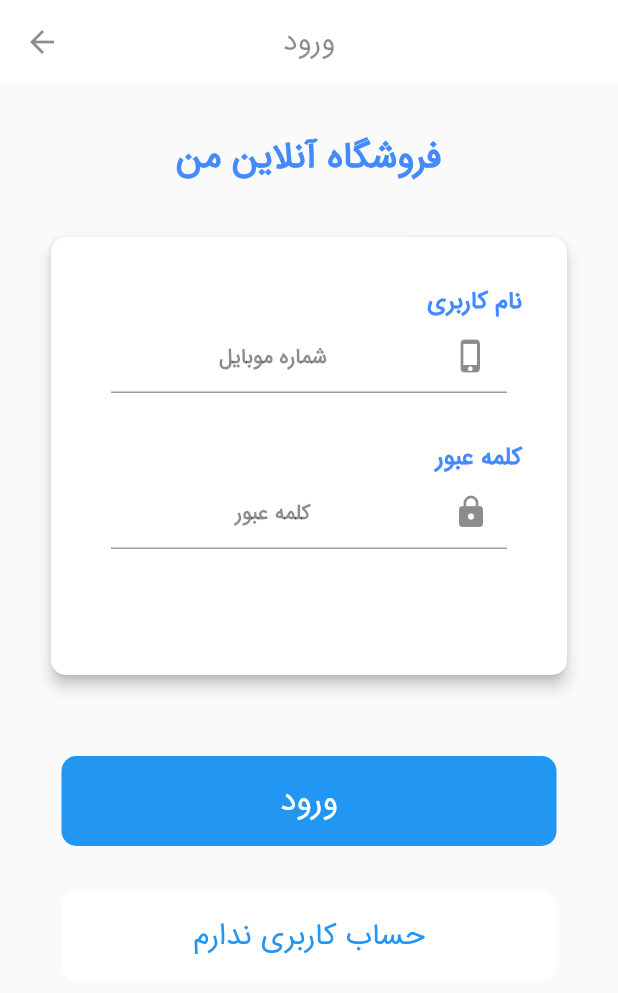
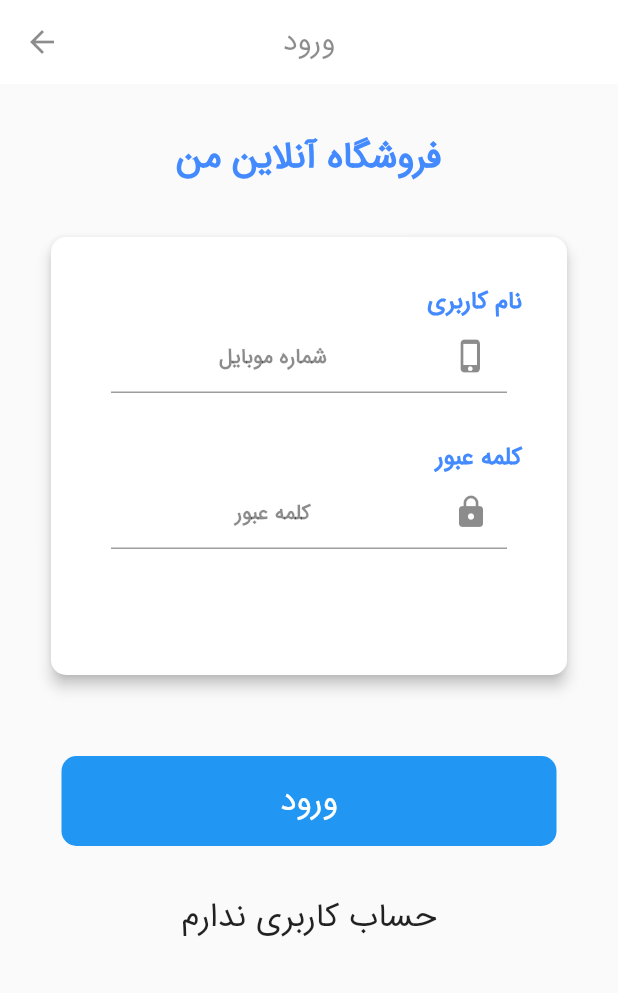
Before and after one commit to FatemeArjomandi/Online-shop-, a Flutter app: the screen it shows after launch, on a phone screen of 412 x 824 dp. Shown: the top 993 px of the screen. Run offline on Flutter 3.47's test engine with Material 2 defaults, Android fonts, the light colour scheme and no system bars; missing offline and left inert: splash_screen_view.

Commit message:
add textStyle

```diff
--- a/lib/login.dart
+++ b/lib/login.dart
@@ -146,26 +146,17 @@ class _MyLoginState extends State<MyLogin> {
                   backgroundColor: Colors.blue,
                   fixedSize: const Size(330, 60),
                   primary: Colors.white,
-                textStyle: const TextStyle( fontFamily: 'Irs',
+                  textStyle: const TextStyle(
+                    fontFamily: 'Irs',
                     fontSize: 22,
+                  ))),
+          const SizedBox(
+            height: 30,
+          ),
+          const Text(
+            'حساب کاربری ندارم',
+            style: TextStyle(fontSize: 22, fontFamily: 'Irs'),
           )
-              )
-            ),
-          const SizedBox(height: 30,),
-          TextButton(
-            onPressed: (){},
-            child: const Text('حساب کاربری ندارم'),
-            style: TextButton.styleFrom(
-              shape: RoundedRectangleBorder(
-                borderRadius: BorderRadius.circular(10)),
-              backgroundColor: Colors.white,
-              fixedSize: const Size(330, 60),
-              primary: Colors.blue,
-              textStyle:const TextStyle(
-                fontFamily: 'Irs',
-                fontSize: 20
-              )
-            ),)
         ],
       ),
     );
```
Lines whose indentation alone changed are shown as unchanged.
